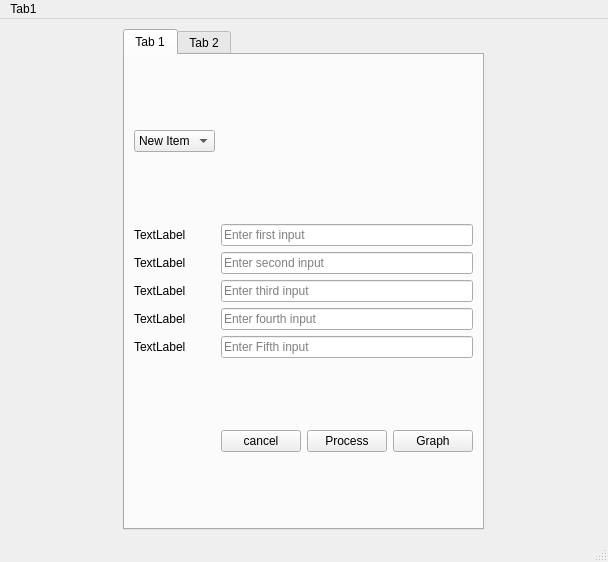
Old version of the form views/untitled.ui in the repository abdo-mongy/Queuing-theory-.
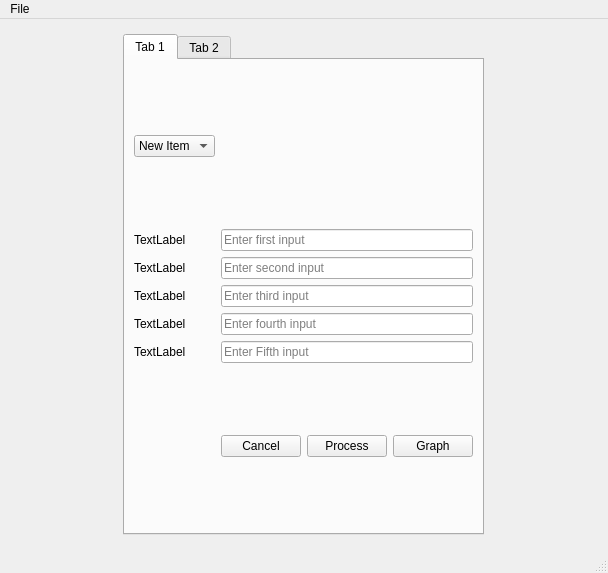
New version of the form. The open tabs and pages were chosen to show the change.

Diff of the .ui file:
```diff
--- a/views/untitled.ui
+++ b/views/untitled.ui
@@ -7,7 +7,7 @@
     <x>0</x>
     <y>0</y>
     <width>608</width>
-    <height>562</height>
+    <height>573</height>
    </rect>
   </property>
   <property name="windowTitle">
@@ -88,7 +88,7 @@
             <item>
              <widget class="QPushButton" name="pushButton_7">
               <property name="text">
-               <string>cancel</string>
+               <string>Cancel</string>
               </property>
              </widget>
             </item>
@@ -347,12 +347,12 @@
      <x>0</x>
      <y>0</y>
      <width>608</width>
-     <height>21</height>
+     <height>22</height>
     </rect>
    </property>
    <widget class="QMenu" name="menuTab1">
     <property name="title">
-     <string>Tab1</string>
+     <string>File</string>
     </property>
    </widget>
    <addaction name="menuTab1"/>
```
Left out of the diff: 9 changed lines with no effect on the pictures.
